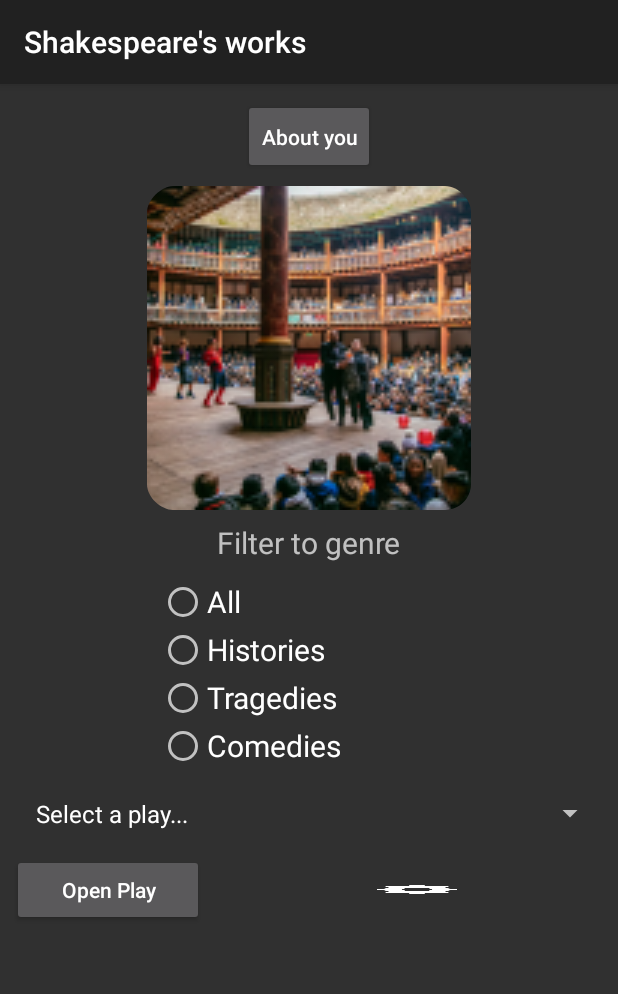
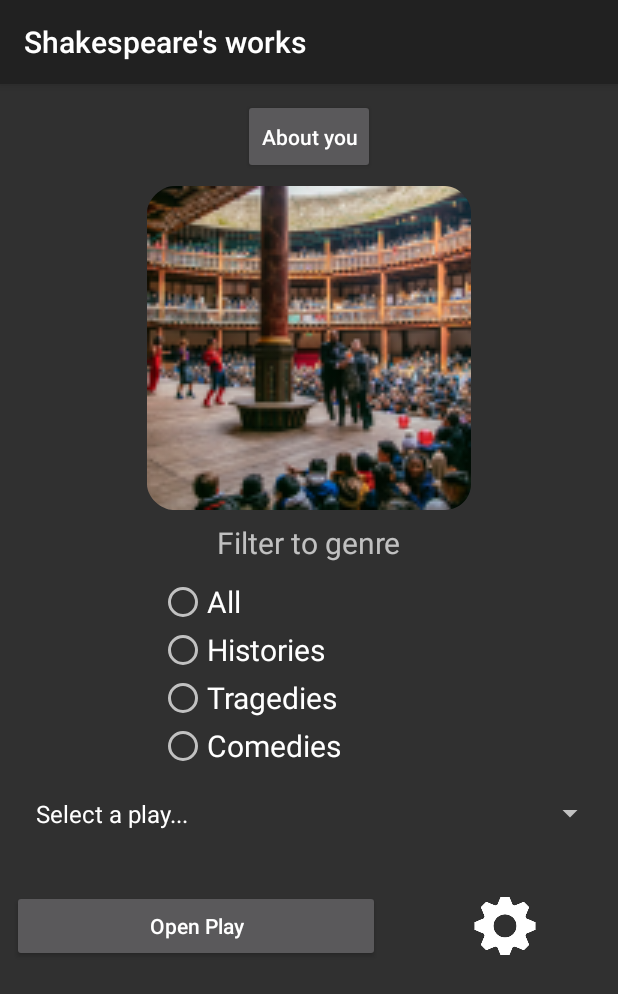
Before and after one commit to nlpspacy/Shakespeare_study_app_v2, an Android app: the screen it shows after launch (MainActivity), on a phone screen of 412 x 824 dp. Shown: the top 994 px of the screen. Run offline under Robolectric (Android 15) with nearby library versions, the phone set to English and light mode, and no system bars.

Commit message:
Updates to settings button presentation.
Signed-off-by: Dan A <danabramsonwriter@gmail.com>

```diff
--- a/app/src/main/res/layout/activity_amsnd.xml
+++ b/app/src/main/res/layout/activity_amsnd.xml
@@ -25,7 +25,6 @@
         app:layout_constraintBottom_toTopOf="parent"
         app:layout_constraintStart_toStartOf="parent"
         app:layout_constraintEnd_toEndOf="parent" >
-
 
     <!--Play script navigation is here-->
 
@@ -293,7 +292,7 @@
         android:layout_weight="1"
         android:layout_marginStart="8sp"
         android:layout_marginEnd="8sp"
-        android:layout_marginBottom="2sp"
+        android:layout_marginBottom="8sp"
         android:padding="0sp"
         android:text="Send"
         app:layout_constraintBottom_toBottomOf="@+id/message_edit_text"
@@ -358,7 +357,7 @@
             android:contentDescription="Settings"
             android:onClick="launchSettings"
             android:scaleX="0.35"
-            android:scaleY="0.35" />
+            android:scaleY="0.45" />
 
     </LinearLayout>
 
--- a/app/src/main/res/layout/activity_main.xml
+++ b/app/src/main/res/layout/activity_main.xml
@@ -119,13 +119,13 @@
 
     </LinearLayout>
 
-
     <LinearLayout
         android:id="@+id/buttonsBank"
         android:layout_width="match_parent"
         android:layout_height="wrap_content"
         android:orientation="horizontal"
         android:gravity="center_vertical"
+        android:layout_marginTop="-50sp"
         app:layout_constraintTop_toBottomOf="@+id/playSelectorLL"
         app:layout_constraintEnd_toEndOf="parent"
         app:layout_constraintStart_toStartOf="parent">
@@ -136,6 +136,7 @@
             android:layout_height="wrap_content"
             android:layout_margin="8sp"
             android:layout_weight="2"
+            android:layout_marginStart="80sp"
             android:onClick="openSelectedPlay"
             android:text="Open Play"
             android:textAllCaps="false" />
@@ -143,10 +144,12 @@
         <ImageButton
             android:id="@+id/btnSettings"
             android:layout_width="wrap_content"
-            android:layout_height="30sp"
+            android:layout_height="wrap_content"
             android:layout_weight="1"
-            android:layout_margin="0sp"
-            android:background="@drawable/settings_cog_white_on_black"
+            android:layout_marginStart="-100sp"
+            android:layout_marginEnd="-100sp"
+            android:src="@drawable/settings_cog_white_on_black"
+            style="?android:attr/borderlessButtonStyle"
             android:contentDescription="Settings"
             android:onClick="launchSettings"
             android:scaleX="0.2"
```
